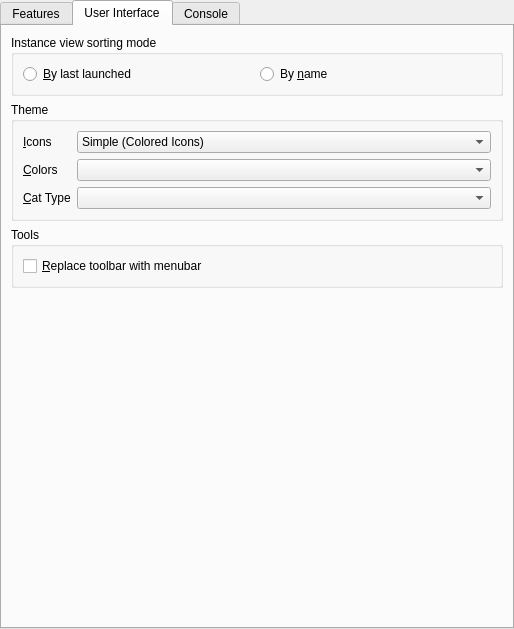
Before: the Qt Designer form launcher/ui/pages/global/LauncherPage.ui in PolyMC/PolyMC, drawn with Qt 5.
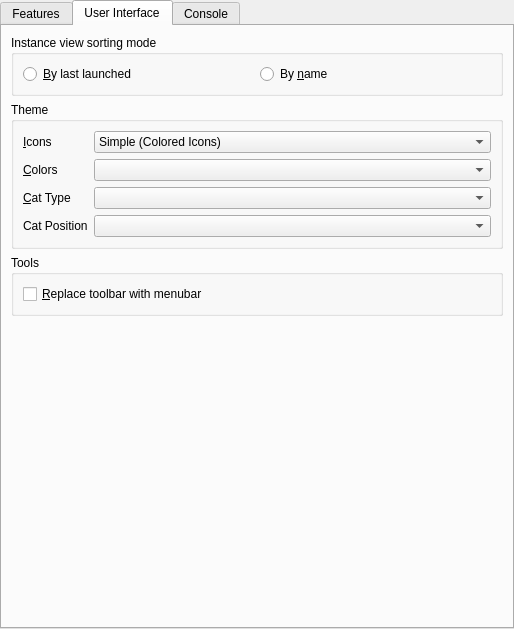
After: the same form once the commit is applied. The open tabs and pages were chosen to show the change.

Commit message:
Add a way to change the position of the cat.
This simple commit adds the ability to further customize the cat by
allowing the user to change its position.

What changed in the file:
```diff
--- a/launcher/ui/pages/global/LauncherPage.ui
+++ b/launcher/ui/pages/global/LauncherPage.ui
@@ -355,6 +355,17 @@
             </property>
            </widget>
           </item>
+          <item row="3" column="0">
+           <widget class="QLabel" name="themeCatPositionLabel">
+            <property name="text">
+             <string>Cat Position</string>
+            </property>
+           </widget>
+          </item>
+          <item row="3" column="1">
+           <widget class="QComboBox" name="themeComboBoxCatPosition">
+           </widget>
+          </item>
          </layout>
         </widget>
        </item>
```
The commit also changes 3 other files.
